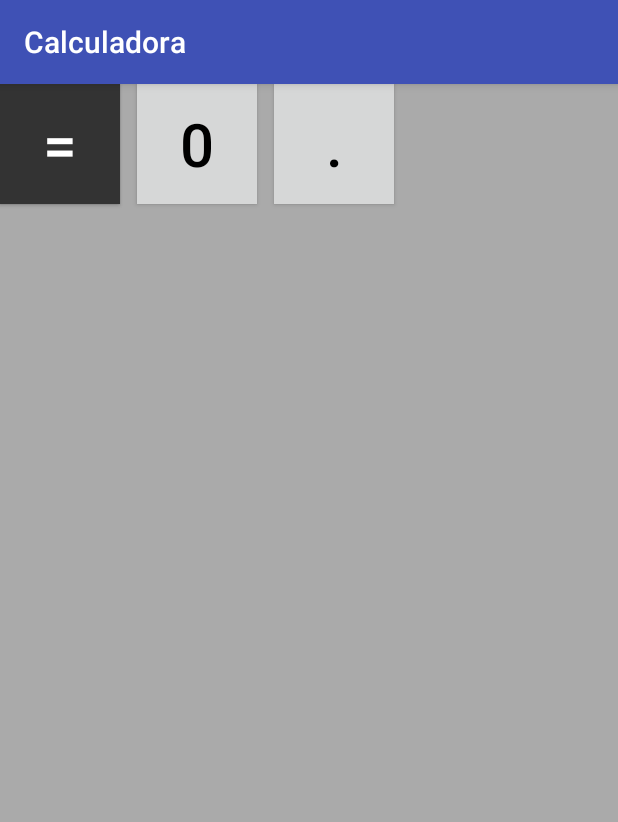
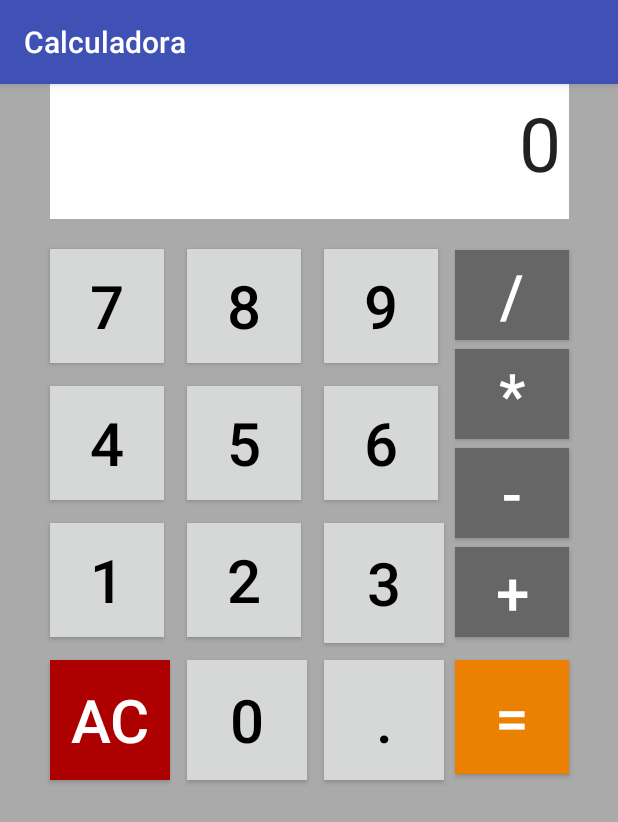
Before and after one commit to ltrujillog/Calculadora, an Android app: the screen it shows after launch (MainActivity), on a phone screen of 412 x 824 dp. Shown: the top 822 px of the screen. Run offline under Robolectric (Android 15) with nearby library versions, the phone set to English and light mode, and no system bars.

Commit message:
Se mejoró estilo de interfaz, se eliminaron errores en estilos para los botones, se cambio informacion recogida en los botones de numeros a String

```diff
--- a/app/src/main/java/com/example/diseno/calculadora/MainActivity.java
+++ b/app/src/main/java/com/example/diseno/calculadora/MainActivity.java
@@ -2,12 +2,79 @@ package com.example.diseno.calculadora;
 
 import android.support.v7.app.AppCompatActivity;
 import android.os.Bundle;
+import android.view.View;
+import android.widget.EditText;
 
 public class MainActivity extends AppCompatActivity {
+    public EditText info;
+    public double primero, segundo, inforesult;
+    int operacion;
 
     @Override
     protected void onCreate(Bundle savedInstanceState) {
         super.onCreate(savedInstanceState);
         setContentView(R.layout.activity_main);
+        info= findViewById(R.id.resultado);
     }
+
+    public void btn0 (View v){
+        String captura= info.getText().toString();
+        captura=captura+"0";
+        info.setText(captura);
+    }
+
+    public void btn1 (View v){
+        String captura= info.getText().toString();
+        captura=captura+"1";
+        info.setText(captura);
+    }
+
+    public void btn2 (View v){
+        String captura= info.getText().toString();
+        captura=captura+"2";
+        info.setText(captura);
+    }
+
+    public void btn3 (View v){
+        String captura= info.getText().toString();
+        captura=captura+"3";
+        info.setText(captura);
+    }
+
+    public void btn4 (View v){
+        String captura= info.getText().toString();
+        captura=captura+"4";
+        info.setText(captura);
+    }
+
+    public void btn5 (View v){
+        String captura= info.getText().toString();
+        captura=captura+"5";
+        info.setText(captura);
+    }
+
+    public void btn6 (View v){
+        String captura= info.getText().toString();
+        captura=captura+"6";
+        info.setText(captura);
+    }
+
+    public void btn7 (View v){
+        String captura= info.getText().toString();
+        captura=captura+"7";
+        info.setText(captura);
+    }
+
+    public void btn8 (View v){
+        String captura= info.getText().toString();
+        captura=captura+"8";
+        info.setText(captura);
+    }
+
+    public void btn9 (View v){
+        String captura= info.getText().toString();
+        captura=captura+"9";
+        info.setText(captura);
+    }
+
 }
--- a/app/src/main/res/layout/activity_main.xml
+++ b/app/src/main/res/layout/activity_main.xml
@@ -10,11 +10,11 @@
 
     <EditText
         android:id="@+id/resultado"
-        android:layout_width="353dp"
+        android:layout_width="346dp"
         android:layout_height="90dp"
-        android:layout_marginBottom="12dp"
         android:background="@android:color/background_light"
         android:ems="10"
+        android:gravity="end"
         android:inputType="none|number"
         android:padding="5dp"
         android:paddingBottom="5dp"
@@ -23,31 +23,34 @@
         android:paddingRight="5dp"
         android:paddingStart="5dp"
         android:paddingTop="5dp"
-        android:text="0"
+        android:text="@string/_resultado"
         android:textAlignment="textEnd"
         android:textSize="50sp"
-        app:layout_constraintBottom_toTopOf="@+id/btn7"
-        app:layout_constraintStart_toStartOf="@+id/btn7" />
+        app:layout_constraintEnd_toEndOf="parent"
+        app:layout_constraintStart_toStartOf="parent"
+        tools:ignore="MissingConstraints"
+        tools:layout_editor_absoluteY="16dp" />
 
     <Button
         android:id="@+id/btn7"
-        android:layout_width="80dp"
-        android:layout_height="80dp"
-        android:layout_marginBottom="13dp"
+        android:layout_width="76dp"
+        android:layout_height="76dp"
+        android:layout_marginTop="110dp"
         android:background="?attr/colorButtonNormal"
-        android:text="7"
+        android:text="@string/_7"
         android:textColor="@android:color/black"
         android:textSize="40sp"
-        app:layout_constraintBottom_toTopOf="@+id/btn4"
-        app:layout_constraintStart_toStartOf="@+id/btn4" />
+        app:layout_constraintStart_toStartOf="@+id/resultado"
+        app:layout_constraintTop_toTopOf="@+id/resultado" />
 
     <Button
         android:id="@+id/btn8"
-        android:layout_width="80dp"
-        android:layout_height="80dp"
-        android:layout_marginStart="11dp"
+        android:layout_width="76dp"
+        android:layout_height="76dp"
+        android:layout_marginLeft="15dp"
+        android:layout_marginStart="15dp"
         android:background="?attr/colorButtonNormal"
-        android:text="8"
+        android:text="@string/_8"
         android:textColor="@android:color/black"
         android:textSize="40sp"
         app:layout_constraintStart_toEndOf="@+id/btn7"
@@ -55,180 +58,192 @@
 
     <Button
         android:id="@+id/btn9"
-        android:layout_width="80dp"
-        android:layout_height="80dp"
-        android:layout_marginStart="11dp"
+        android:layout_width="76dp"
+        android:layout_height="76dp"
+        android:layout_marginStart="15dp"
         android:background="?attr/colorButtonNormal"
-        android:text="9"
+        android:text="@string/_9"
         android:textColor="@android:color/black"
         android:textSize="40sp"
         app:layout_constraintStart_toEndOf="@+id/btn8"
-        app:layout_constraintTop_toTopOf="@+id/btn8" />
+        app:layout_constraintTop_toTopOf="@+id/btn7"
+        android:layout_marginLeft="15dp" />
 
     <Button
         android:id="@+id/btndivision"
-        android:layout_width="80dp"
+        android:layout_width="76dp"
         android:layout_height="60dp"
-        android:layout_marginBottom="9dp"
+        android:layout_marginBottom="6dp"
         android:background="#666666"
-        android:text="/"
+        android:text="@string/_division"
         android:textColor="@android:color/background_light"
         android:textSize="40sp"
         app:layout_constraintBottom_toTopOf="@+id/btnmultiplicar"
-        app:layout_constraintEnd_toEndOf="@+id/btnmultiplicar" />
+        app:layout_constraintEnd_toEndOf="@+id/resultado"
+        app:layout_constraintTop_toTopOf="@+id/btn7" />
 
     <Button
         android:id="@+id/btn4"
-        android:layout_width="80dp"
-        android:layout_height="80dp"
-        android:layout_marginBottom="13dp"
+        android:layout_width="76dp"
+        android:layout_height="76dp"
+        android:layout_marginStart="0dp"
+        android:layout_marginTop="15dp"
         android:background="?attr/colorButtonNormal"
-        android:text="4"
+        android:text="@string/_4"
         android:textColor="@android:color/black"
         android:textSize="40sp"
-        app:layout_constraintBottom_toTopOf="@+id/btn1"
-        app:layout_constraintStart_toStartOf="@+id/btn1" />
+        app:layout_constraintStart_toStartOf="@+id/resultado"
+        app:layout_constraintTop_toBottomOf="@+id/btn7"
+        android:layout_marginLeft="0dp" />
 
     <Button
         android:id="@+id/btn5"
-        android:layout_width="80dp"
-        android:layout_height="80dp"
-        android:layout_marginStart="10dp"
+        android:layout_width="76dp"
+        android:layout_height="76dp"
+        android:layout_marginTop="0dp"
         android:background="?attr/colorButtonNormal"
-        android:text="5"
+        android:text="@string/_5"
         android:textColor="@android:color/black"
         android:textSize="40sp"
-        app:layout_constraintStart_toEndOf="@+id/btn4"
+        app:layout_constraintStart_toStartOf="@+id/btn8"
         app:layout_constraintTop_toTopOf="@+id/btn4" />
 
     <Button
         android:id="@+id/btn6"
-        android:layout_width="80dp"
-        android:layout_height="80dp"
-        android:layout_marginStart="11dp"
+        android:layout_width="76dp"
+        android:layout_height="76dp"
+        android:layout_marginTop="0dp"
         android:background="?attr/colorButtonNormal"
-        android:text="6"
+        android:text="@string/_6"
         android:textColor="@android:color/black"
         android:textSize="40sp"
-        app:layout_constraintStart_toEndOf="@+id/btn5"
-        app:layout_constraintTop_toTopOf="@+id/btn5" />
+        app:layout_constraintStart_toStartOf="@+id/btn9"
+        app:layout_constraintTop_toTopOf="@+id/btn4" />
 
     <Button
         android:id="@+id/btnmultiplicar"
-        android:layout_width="80dp"
+        android:layout_width="76dp"
         android:layout_height="60dp"
-        android:layout_marginBottom="9dp"
+        android:layout_marginBottom="6dp"
         android:background="#666666"
-        android:text="*"
+        android:text="@string/_mult"
         android:textColor="@android:color/background_light"
         android:textSize="40sp"
         app:layout_constraintBottom_toTopOf="@+id/btnrestar"
-        app:layout_constraintEnd_toEndOf="@+id/btnrestar" />
+        app:layout_constraintEnd_toEndOf="@+id/resultado" />
 
     <Button
         android:id="@+id/btn1"
-        android:layout_width="80dp"
-        android:layout_height="80dp"
-        android:layout_marginBottom="13dp"
+        android:layout_width="76dp"
+        android:layout_height="76dp"
+        android:layout_marginTop="15dp"
         android:background="?attr/colorButtonNormal"
-        android:text="1"
+        android:text="@string/_1"
         android:textColor="@android:color/black"
         android:textSize="40sp"
-        app:layout_constraintBottom_toTopOf="@+id/btnsigno"
-        app:layout_constraintStart_toStartOf="@+id/btnsigno" />
+        app:layout_constraintStart_toStartOf="@+id/resultado"
+        app:layout_constraintTop_toBottomOf="@+id/btn4" />
 
     <Button
         android:id="@+id/btn2"
-        android:layout_width="80dp"
-        android:layout_height="80dp"
-        android:layout_marginStart="11dp"
+        android:layout_width="76dp"
+        android:layout_height="76dp"
+        android:layout_marginStart="0dp"
         android:background="?attr/colorButtonNormal"
-        android:text="2"
+        android:text="@string/_2"
         android:textColor="@android:color/black"
         android:textSize="40sp"
-        app:layout_constraintStart_toEndOf="@+id/btn1"
-        app:layout_constraintTop_toTopOf="@+id/btn1" />
+        app:layout_constraintStart_toStartOf="@+id/btn8"
+        app:layout_constraintTop_toTopOf="@+id/btn1"
+        android:layout_marginLeft="0dp" />
 
     <Button
         android:id="@+id/btn3"
         android:layout_width="80dp"
         android:layout_height="80dp"
-        android:layout_marginStart="11dp"
+        android:layout_marginStart="0dp"
         android:background="?attr/colorButtonNormal"
-        android:text="3"
+        android:text="@string/_3"
         android:textColor="@android:color/black"
         android:textSize="40sp"
-        app:layout_constraintStart_toEndOf="@+id/btn2"
-        app:layout_constraintTop_toTopOf="@+id/btn2" />
+        app:layout_constraintStart_toStartOf="@+id/btn9"
+        app:layout_constraintTop_toTopOf="@+id/btn1"
+        android:layout_marginLeft="0dp" />
 
     <Button
         android:id="@+id/btnrestar"
-        android:layout_width="80dp"
+        android:layout_width="76dp"
         android:layout_height="60dp"
-        android:layout_marginBottom="9dp"
+        android:layout_marginBottom="6dp"
         android:background="#666666"
-        android:text="-"
+        android:text="@string/_subst"
         android:textColor="@android:color/background_light"
         android:textSize="40sp"
         app:layout_constraintBottom_toTopOf="@+id/btnsumar"
-        app:layout_constraintEnd_toEndOf="@+id/btnsumar" />
+        app:layout_constraintEnd_toEndOf="@+id/resultado" />
 
     <Button
-        android:id="@+id/btnsigno"
+        android:id="@+id/btnac"
         android:layout_width="80dp"
         android:layout_height="80dp"
-        android:background="?attr/colorButtonNormal"
-        android:text="+/-"
-        android:textColor="@android:color/black"
+        android:layout_marginTop="15dp"
+        android:background="#AD0000"
+        android:text="@string/_ac"
+        android:textColor="@android:color/background_light"
         android:textSize="40sp"
-        tools:layout_editor_absoluteX="15dp"
-        tools:layout_editor_absoluteY="397dp" />
+        app:layout_constraintStart_toStartOf="@+id/resultado"
+        app:layout_constraintTop_toBottomOf="@+id/btn1" />
 
     <Button
         android:id="@+id/btn0"
         android:layout_width="80dp"
         android:layout_height="80dp"
-        android:layout_marginStart="11dp"
+        android:layout_marginStart="0dp"
         android:background="?attr/colorButtonNormal"
-        android:text="0"
+        android:text="@string/_0"
         android:textColor="@android:color/black"
         android:textSize="40sp"
-        app:layout_constraintBottom_toBottomOf="@+id/btnsigno"
-        app:layout_constraintStart_toEndOf="@+id/btnsigno" />
+        app:layout_constraintStart_toStartOf="@+id/btn8"
+        app:layout_constraintTop_toTopOf="@+id/btnac"
+        android:layout_marginLeft="0dp" />
 
     <Button
         android:id="@+id/btnpunto"
         android:layout_width="80dp"
         android:layout_height="80dp"
-        android:layout_marginStart="11dp"
+        android:layout_marginStart="0dp"
         android:background="?attr/colorButtonNormal"
-        android:text="."
+        android:text="@string/_decimal"
         android:textColor="@android:color/black"
         android:textSize="40sp"
-        app:layout_constraintBottom_toBottomOf="@+id/btn0"
-        app:layout_constraintStart_toEndOf="@+id/btn0" />
+        app:layout_constraintStart_toStartOf="@+id/btn9"
+        app:layout_constraintTop_toTopOf="@+id/btnac"
+        android:layout_marginLeft="0dp" />
 
     <Button
         android:id="@+id/btnsumar"
-        android:layout_width="80dp"
+        android:layout_width="76dp"
         android:layout_height="60dp"
-        android:layout_marginBottom="10dp"
+        android:layout_marginEnd="0dp"
         android:background="#666666"
-        android:text="+"
+        android:text="@string/_sum"
         android:textColor="@android:color/background_light"
         android:textSize="40sp"
-        app:layout_constraintBottom_toTopOf="@+id/btnigual"
-        app:layout_constraintEnd_toEndOf="@+id/btnigual" />
+        app:layout_constraintBottom_toBottomOf="@+id/btn1"
+        app:layout_constraintEnd_toEndOf="@+id/resultado"
+        android:layout_marginRight="0dp" />
 
     <Button
         android:id="@+id/btnigual"
-        android:layout_width="80dp"
-        android:layout_height="80dp"
-        android:background="#333333"
-        android:text="="
+        android:layout_width="76dp"
+        android:layout_height="76dp"
+        android:layout_marginEnd="0dp"
+        android:background="#EC8000"
+        android:text="@string/_equal"
         android:textColor="@android:color/background_light"
         android:textSize="40sp"
-        app:layout_constraintBottom_toBottomOf="@+id/btnpunto"
-        tools:layout_editor_absoluteX="289dp" />
+        app:layout_constraintEnd_toEndOf="@+id/resultado"
+        app:layout_constraintTop_toTopOf="@+id/btnac"
+        android:layout_marginRight="0dp" />
 
 </android.support.constraint.ConstraintLayout>
--- a/app/src/main/res/values/strings.xml
+++ b/app/src/main/res/values/strings.xml
@@ -1,3 +1,21 @@
 <resources>
     <string name="app_name">Calculadora</string>
+    <string name="_resultado">0</string>
+    <string name="_7">7</string>
+    <string name="_8">8</string>
+    <string name="_9">9</string>
+    <string name="_4">4</string>
+    <string name="_equal">=</string>
+    <string name="_sum">+</string>
+    <string name="_decimal">.</string>
+    <string name="_0">0</string>
+    <string name="_ac">AC</string>
+    <string name="_subst">-</string>
+    <string name="_3">3</string>
+    <string name="_2">2</string>
+    <string name="_1">1</string>
+    <string name="_mult">*</string>
+    <string name="_6">6</string>
+    <string name="_5">5</string>
+    <string name="_division">/</string>
 </resources>
```
